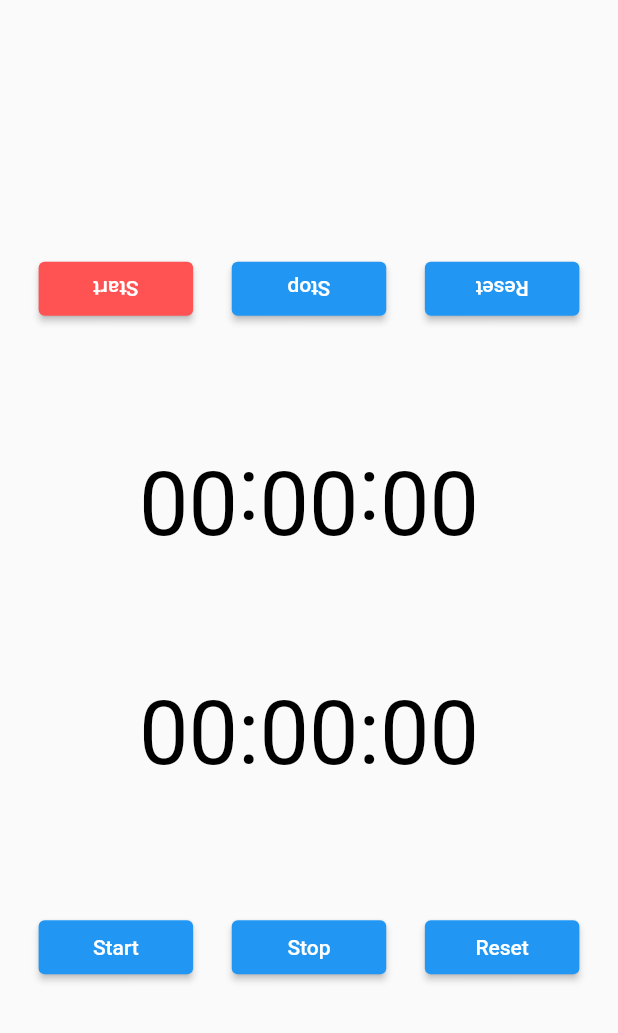
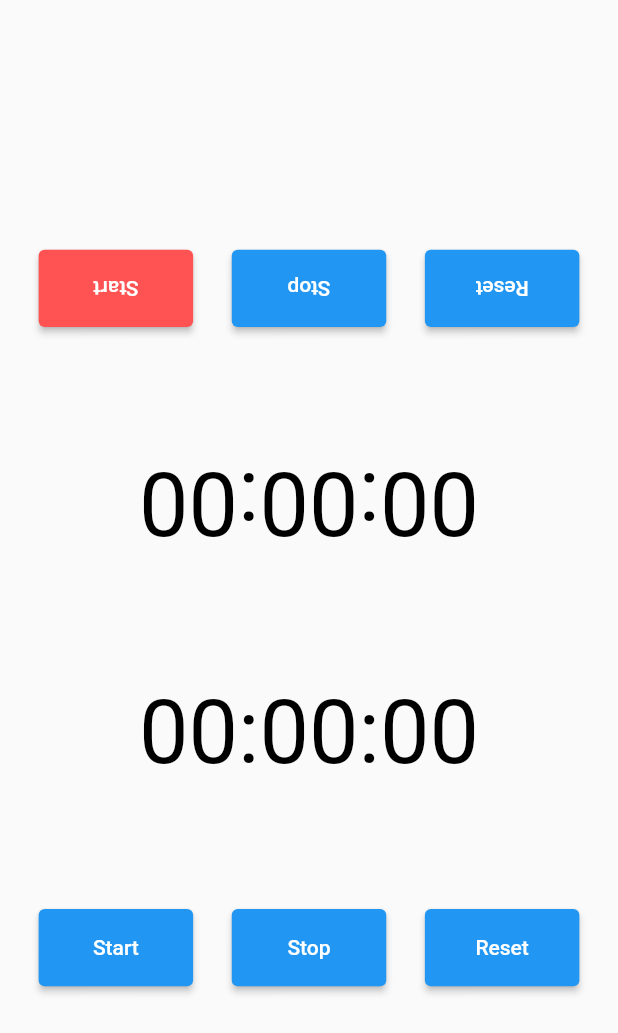
Before and after one commit to iseruuuuu/timer_battle_app, a Flutter app: the screen it shows after launch, on a phone screen of 412 x 824 dp. Shown: the top 1033 px of the screen. Run offline on Flutter 3.47's test engine with Material 2 defaults, Android fonts, the phone set to English and light mode, and no system bars.

Commit message:
add: change button hight

```diff
--- a/lib/timer_battle/timer_battle_screen.dart
+++ b/lib/timer_battle/timer_battle_screen.dart
@@ -17,6 +17,7 @@ class TimerBattleScreen extends StatelessWidget {
               children: [
                 SizedBox(
                   width: size.width / 4,
+                  height: size.width / 8,
                   child: ElevatedButton(
                     style: ElevatedButton.styleFrom(
                       primary: Colors.redAccent,
@@ -30,6 +31,7 @@ class TimerBattleScreen extends StatelessWidget {
                 ),
                 SizedBox(
                   width: size.width / 4,
+                  height: size.width / 8,
                   child: ElevatedButton(
                     onPressed: () {},
                     child: const RotationTransition(
@@ -40,6 +42,7 @@ class TimerBattleScreen extends StatelessWidget {
                 ),
                 SizedBox(
                   width: size.width / 4,
+                  height: size.width / 8,
                   child: ElevatedButton(
                     onPressed: () {},
                     child: const RotationTransition(
@@ -72,6 +75,7 @@ class TimerBattleScreen extends StatelessWidget {
               children: [
                 SizedBox(
                   width: size.width / 4,
+                  height: size.width / 8,
                   child: ElevatedButton(
                     onPressed: () {},
                     child: const Text('Start'),
@@ -79,6 +83,7 @@ class TimerBattleScreen extends StatelessWidget {
                 ),
                 SizedBox(
                   width: size.width / 4,
+                  height: size.width / 8,
                   child: ElevatedButton(
                     onPressed: () {},
                     child:  const Text('Stop'),
@@ -86,6 +91,7 @@ class TimerBattleScreen extends StatelessWidget {
                 ),
                 SizedBox(
                   width: size.width / 4,
+                  height: size.width / 8,
                   child: ElevatedButton(
                     onPressed: () {},
                     child: const Text('Reset'),
```
